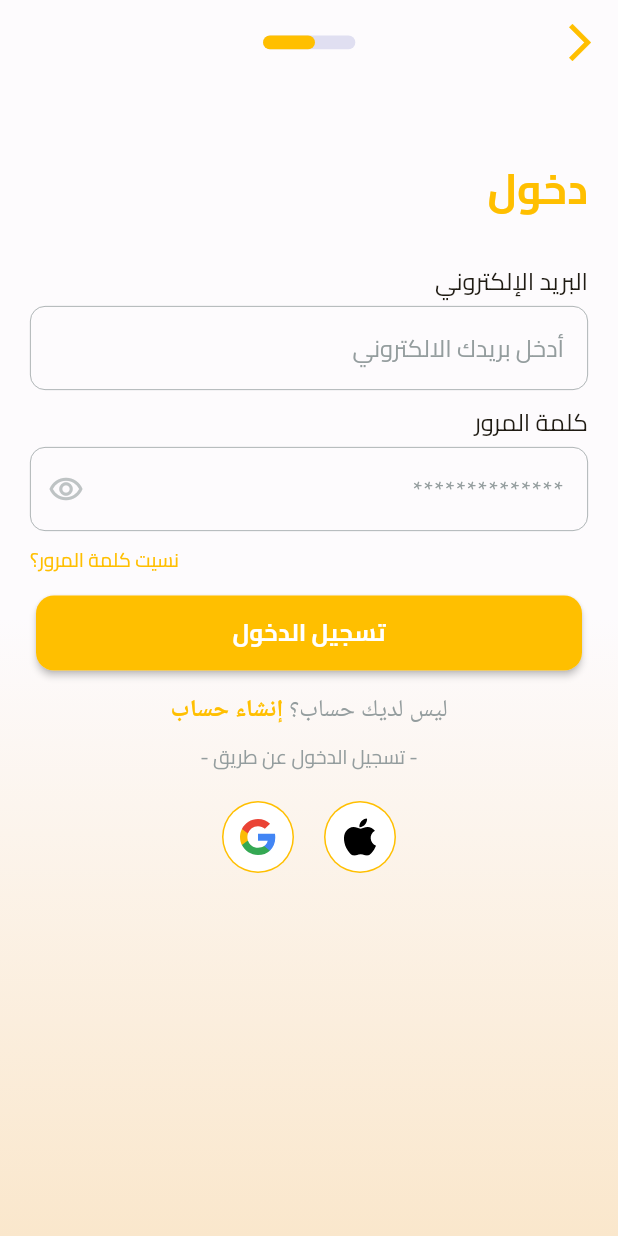
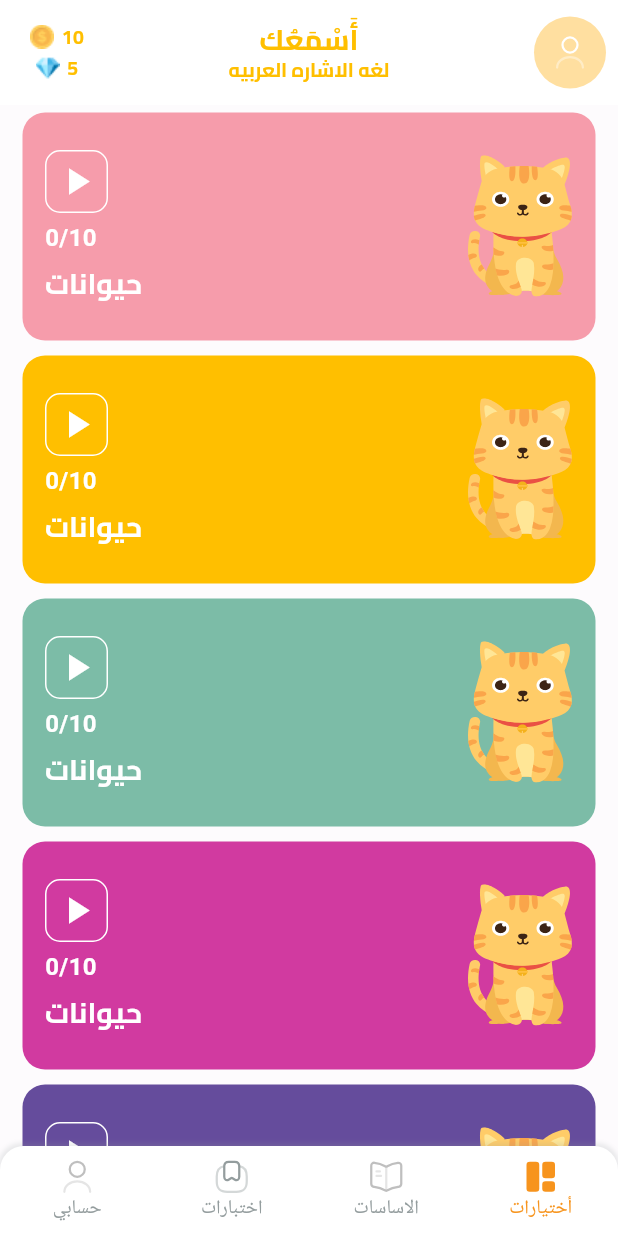
Before and after one commit to mostafamo7amed/Asmaak-, a Flutter app: the LoginView screen opened by its route, after a tap on "تسجيل الدخول", on a phone screen of 412 x 824 dp. Run offline on Flutter 3.47's test engine with Material 3 defaults, Android fonts, the light colour scheme and no system bars; our stand-ins replace bloc, connectivity_plus, flutter_svg, get, get_it, modal_progress_hud_nsn and 1 more; accounts and stored records are empty.

Commit message:
add home view

```diff
--- /dev/null
+++ b/lib/constants.dart
@@ -0,0 +1,15 @@
+import 'dart:ui';
+import 'core/utils/app_manager/app_colors.dart';
+
+final List<Color> colors = [
+  AppColor.lightPinkColor,
+  AppColor.primaryColor,
+  AppColor.greenColor,
+  AppColor.pinkColor,
+  AppColor.purpleColor,
+  AppColor.orangeTextColor,
+  AppColor.lightGreenColor,
+  AppColor.lightGrayColor,
+  AppColor.yellowTextColor,
+  AppColor.purpleTextColor,
+];
--- /dev/null
+++ b/lib/core/helper_functions/get_random_color.dart
@@ -0,0 +1,9 @@
+import 'dart:math';
+import 'dart:ui';
+import '../../constants.dart';
+
+Color getRandomColor() {
+  Random random = Random();
+  int randomIndex = random.nextInt(colors.length);
+  return colors[randomIndex];
+}
--- a/lib/core/helper_functions/on_generate_routes.dart
+++ b/lib/core/helper_functions/on_generate_routes.dart
@@ -1,3 +1,4 @@
+import 'package:asmaak/features/home/presentation/views/user_home_root.dart';
 import 'package:flutter/material.dart';
 
 import '../../features/auth/presentation/view/forget_password.dart';
@@ -18,6 +19,8 @@ Route<dynamic> onGenerateRoute(RouteSettings settings) {
       return MaterialPageRoute(builder: (_) => const RegisterView());
     case ForgetPassword.routeName:
       return MaterialPageRoute(builder: (_) => const ForgetPassword());
+    case UserHomeRoot.routeName:
+      return MaterialPageRoute(builder: (_) => const UserHomeRoot());
     default:
       return MaterialPageRoute(builder: (_) => const Scaffold());
   }
--- a/lib/core/utils/app_manager/app_assets.dart
+++ b/lib/core/utils/app_manager/app_assets.dart
@@ -13,5 +13,15 @@ class AssetsData {
   static const String google = "$baseSvg/google.svg";
   static const String apple = "$baseSvg/apple.svg";
 
+  static const String settings = "$baseSvg/settings.svg";
+  static const String profile = "$baseSvg/profile.svg";
+  static const String lesson = "$baseSvg/lesson.svg";
+  static const String quiz = "$baseSvg/quiz.svg";
+
+  static const String coins = "$basePng/coins.png";
+  static const String diamond = "$basePng/diamond.png";
+
+  //for display image
+  static const String cate = "$baseSvg/cat.svg";
 
 }
--- a/lib/features/auth/presentation/view/login_view.dart
+++ b/lib/features/auth/presentation/view/login_view.dart
@@ -2,6 +2,7 @@ import 'package:asmaak/core/utils/widgets/custom_button.dart';
 import 'package:asmaak/core/utils/widgets/custom_text_form_field.dart';
 import 'package:asmaak/features/auth/presentation/view/register_view.dart';
 import 'package:asmaak/features/auth/presentation/view/widgets/custom_password_field.dart';
+import 'package:asmaak/features/home/presentation/views/user_home_root.dart';
 import 'package:flutter/gestures.dart';
 import 'package:flutter/material.dart';
 import 'package:flutter_svg/svg.dart';
@@ -143,7 +144,9 @@ class LoginView extends StatelessWidget {
                     height: 10,
                   ),
                   CustomButton(
-                    onPressed: () {},
+                    onPressed: () {
+                      Navigator.pushNamed(context, UserHomeRoot.routeName);
+                    },
                     text: 'تسجيل الدخول',
                   ),
                   SizedBox(
--- /dev/null
+++ b/lib/features/home/presentation/views/category_view.dart
@@ -0,0 +1,83 @@
+import 'package:asmaak/constants.dart';
+import 'package:asmaak/core/helper_functions/get_random_color.dart';
+import 'package:asmaak/features/home/presentation/views/widgets/build_home_app_bar.dart';
+import 'package:flutter/material.dart';
+import 'package:flutter_svg/flutter_svg.dart';
+
+import '../../../../core/utils/app_manager/app_assets.dart';
+import '../../../../core/utils/app_manager/app_colors.dart';
+import '../../../../core/utils/app_manager/app_styles.dart';
+
+class CategoryView extends StatelessWidget {
+  const CategoryView({super.key});
+
+  final int length = 20;
+  @override
+  Widget build(BuildContext context) {
+    return Scaffold(
+      appBar: buildHomeAppBar(
+        context,
+      ),
+      body: ListView.builder(
+        physics: const BouncingScrollPhysics(),
+        itemCount: length,
+        itemBuilder: (context, index) {
+          return Container(
+            padding: const EdgeInsets.symmetric(horizontal: 15, vertical: 25),
+            margin: const EdgeInsets.symmetric(vertical: 5, horizontal: 15),
+            decoration: BoxDecoration(
+              borderRadius: BorderRadius.circular(15),
+              color: index < colors.length ? colors[index] : getRandomColor(),
+            ),
+            child: Row(
+              children: [
+                SvgPicture.asset(AssetsData.cate),
+                const Spacer(),
+                Column(
+                  crossAxisAlignment: CrossAxisAlignment.end,
+                  children: [
+                    Container(
+                      padding: EdgeInsets.all(5),
+                      decoration: BoxDecoration(
+                          borderRadius: BorderRadius.circular(10),
+                          border: Border.all(color: AppColor.whiteColor)),
+                      child: Icon(
+                        Icons.play_arrow,
+                        color: AppColor.whiteColor,
+                        size: 30,
+                      ),
+                    ),
+                    const SizedBox(
+                      height: 5,
+                    ),
+                    Text.rich(
+                      TextSpan(
+                        children: [
+                          TextSpan(
+                            text: '0',
+                            style: Styles.bold16.copyWith(color: AppColor.whiteColor),
+                          ),  TextSpan(
+                            text: '/',
+                            style: Styles.bold16.copyWith(color: AppColor.whiteColor),
+                          ),
+                          TextSpan(
+                            text: '10',
+                            style: Styles.bold16.copyWith(color: AppColor.whiteColor),
+                          )
+                        ],
+                    ),
+                    ),
+                    const SizedBox(
+                      height: 5,
+                    ),
+                    Text('حيوانات',style: Styles.bold19.copyWith(color: AppColor.whiteColor),)
+                  ],
+                )
+              ],
+            ),
+          );
+        },
+      ),
+    );
+  }
+}
--- /dev/null
+++ b/lib/features/home/presentation/views/user_home_root.dart
@@ -0,0 +1,126 @@
+import 'package:asmaak/features/home/presentation/views/category_view.dart';
+import 'package:flutter/material.dart';
+import 'package:flutter_svg/flutter_svg.dart';
+
+import '../../../../core/utils/app_manager/app_assets.dart';
+import '../../../../core/utils/app_manager/app_colors.dart';
+import '../../../../core/utils/app_manager/app_styles.dart';
+
+class UserHomeRoot extends StatefulWidget {
+  const UserHomeRoot({super.key});
+  static const routeName = 'rootHome';
+  @override
+  State<UserHomeRoot> createState() => _UserHomeRootState();
+}
+
+class _UserHomeRootState extends State<UserHomeRoot> {
+  int mCurrentIndex = 0;
+  int mCounter = 0;
+  @override
+  Widget build(BuildContext context) {
+    return Scaffold(
+      body: [
+        CategoryView()
+        ,Scaffold(
+          body: Text('wاختيارات'),
+        )
+        ,Scaffold(
+          body: Text('اختيارات'),
+        )
+        ,Scaffold(
+          body: Text('اختياراتg'),
+        )
+      ][mCurrentIndex],
+      bottomNavigationBar: Container(
+        height: 60,
+        decoration: BoxDecoration(
+            boxShadow: [
+              BoxShadow(
+                color: AppColor.lightGrayColor.withValues(alpha: 0.2),
+                spreadRadius: 1,
+                blurRadius: 2,
+                offset: const Offset(0, -1 ), // changes position of shadow
+              ),
+            ],
+
+            color: AppColor.whiteColor,
+            borderRadius: const BorderRadius.only(
+              topRight: Radius.circular(16), topLeft: Radius.circular(16),
+            ),
+        ),
+        child: Theme(
+          data: ThemeData(
+            splashColor: Colors.transparent,
+            highlightColor: Colors.transparent,
+          ),
+          child: BottomNavigationBar(
+            elevation: 0,
+            type: BottomNavigationBarType.fixed,
+            showUnselectedLabels: true,
+            showSelectedLabels: true,
+            enableFeedback: false,
+            selectedLabelStyle: Styles.tabsSelectedTextStyle,
+            unselectedLabelStyle: Styles.tabsUnSelectedTextStyle,
+            backgroundColor: Colors.transparent,
+            currentIndex: mCurrentIndex,
+            useLegacyColorScheme: false,
+            onTap: (index) {
+              mCurrentIndex = index;
+              setState(() {});
+            },
+            items: [
+              BottomNavigationBarItem(
+                  icon: SvgPicture.asset(
+                    AssetsData.settings,
+                    fit: BoxFit.scaleDown,
+                  ),
+                  activeIcon: SvgPicture.asset(
+                    AssetsData.settings,
+                    colorFilter:
+                    ColorFilter.mode(AppColor.orangeTextColor, BlendMode.srcIn),
+                    fit: BoxFit.scaleDown,
+                  ),
+                  label: 'أختيارات'),
+              BottomNavigationBarItem(
+                  icon: SvgPicture.asset(
+                    AssetsData.lesson,
+                    fit: BoxFit.scaleDown,
+                  ),
+                  activeIcon: SvgPicture.asset(
+                    AssetsData.lesson,
+                    colorFilter:
+                    ColorFilter.mode(AppColor.orangeTextColor, BlendMode.srcIn),
+                    fit: BoxFit.scaleDown,
+                  ),
+                  label: 'الاساسات'),
+              BottomNavigationBarItem(
+                  icon: SvgPicture.asset(
+                    AssetsData.quiz,
+                    colorFilter:
+                    ColorFilter.mode(AppColor.lightGrayColor, BlendMode.srcIn),
+                  ),
+                  activeIcon: SvgPicture.asset(
+                    AssetsData.quiz,
+                    colorFilter:
+                    ColorFilter.mode(AppColor.orangeTextColor, BlendMode.srcIn),
+                  ),
+                  label: 'اختبارات'),
+              BottomNavigationBarItem(
+                  icon: SvgPicture.asset(
+                    AssetsData.profile,
+                    fit: BoxFit.scaleDown,
+                  ),
+                  activeIcon: SvgPicture.asset(
+                    AssetsData.profile,
+                    colorFilter:
+                    ColorFilter.mode(AppColor.orangeTextColor, BlendMode.srcIn),
+                    fit: BoxFit.scaleDown,
+                  ),
+                  label: 'حسابي'),
+            ],
+          ),
+        ),
+      ),
+    );
+  }
+}
--- /dev/null
+++ b/lib/features/home/presentation/views/widgets/build_home_app_bar.dart
@@ -0,0 +1,83 @@
+import 'package:flutter/material.dart';
+import 'package:flutter_svg/svg.dart';
+
+import '../../../../../core/utils/app_manager/app_assets.dart';
+import '../../../../../core/utils/app_manager/app_colors.dart';
+import '../../../../../core/utils/app_manager/app_styles.dart';
+
+AppBar buildHomeAppBar(context) {
+  return AppBar(
+    toolbarHeight: 70,
+    shadowColor: AppColor.lightGrayColor,
+    surfaceTintColor: Colors.transparent,
+    backgroundColor: Colors.white,
+    leading: Padding(
+      padding: const EdgeInsets.only(right: 8.0),
+      child: CircleAvatar(
+        radius: 25,
+        child: SvgPicture.asset(
+          AssetsData.profile,
+          height: 25,
+          width: 25,
+          fit: BoxFit.scaleDown,
+          colorFilter: ColorFilter.mode(AppColor.whiteColor, BlendMode.srcIn),
+        ),
+      ),
+    ),
+    centerTitle: true,
+    titleSpacing: 0,
+    title: Column(
+      children: [
+        Text(
+          'أَسْمَعُك',
+          textAlign: TextAlign.center,
+          style: Styles.bold19.copyWith(color: AppColor.primaryColor),
+        ),
+        Text(
+          'لغه الاشاره العربيه',
+          textAlign: TextAlign.center,
+          style: Styles.bold13.copyWith(color: AppColor.primaryColor),
+        ),
+      ],
+    ),
+    actions: [
+      Padding(
+        padding: const EdgeInsets.symmetric(horizontal: 20.0),
+        child: Column(
+          mainAxisAlignment: MainAxisAlignment.center,
+          children: [
+            Row(mainAxisAlignment: MainAxisAlignment.center, children: [
+              Text(
+                '10',
+                style: Styles.bold13.copyWith(color: AppColor.primaryColor),
+              ),
+              const SizedBox(
+                width: 5,
+              ),
+              Image.asset(
+                AssetsData.coins,
+                fit: BoxFit.scaleDown,
+              ),
+            ]),
+            const SizedBox(
+              height: 2,
+            ),
+            Row(mainAxisAlignment: MainAxisAlignment.center, children: [
+              Text(
+                '5',
+                style: Styles.bold13.copyWith(color: AppColor.primaryColor),
+              ),
+              const SizedBox(
+                width: 5,
+              ),
+              Image.asset(
+                AssetsData.diamond,
+                fit: BoxFit.scaleDown,
+              ),
+            ])
+          ],
+        ),
+      )
+    ],
+  );
+}
--- a/lib/main.dart
+++ b/lib/main.dart
@@ -39,6 +39,7 @@ class Asmaak extends StatelessWidget {
       supportedLocales: S.delegate.supportedLocales,
       title: 'أَسْمَعُك',
       theme: ThemeData(
+        scaffoldBackgroundColor: AppColor.backgroundColor,
         fontFamily: 'Cairo',
           colorScheme: ColorScheme.fromSeed(seedColor: AppColor.primaryColor),
         useMaterial3: true,
```
Also changed, not shown: assets/icons/coins.png (added), assets/icons/diamond.png (added), assets/images/cat.svg (added), assets/images/lesson.svg (added), assets/images/profile.svg (added), assets/images/quiz.svg (added), assets/images/settings.svg (added).
